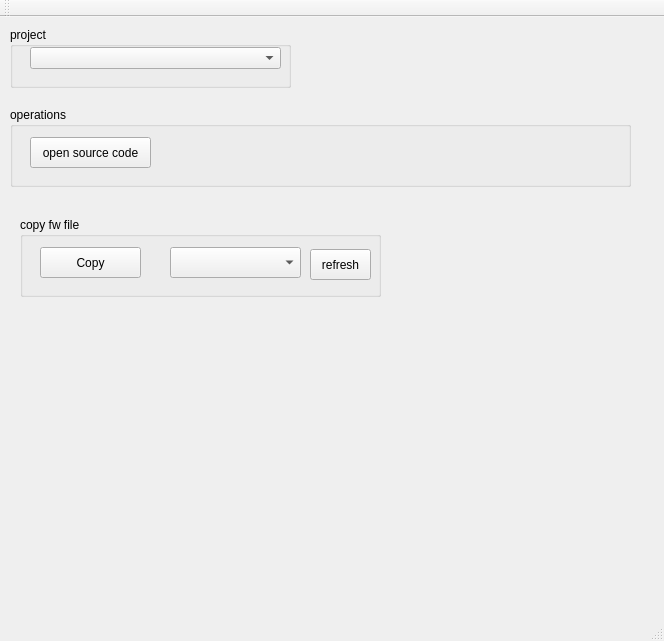
Old version of the form qf_pc_assistant/mainwindow.ui in the repository qingfengforum/qf_pc_assistant.
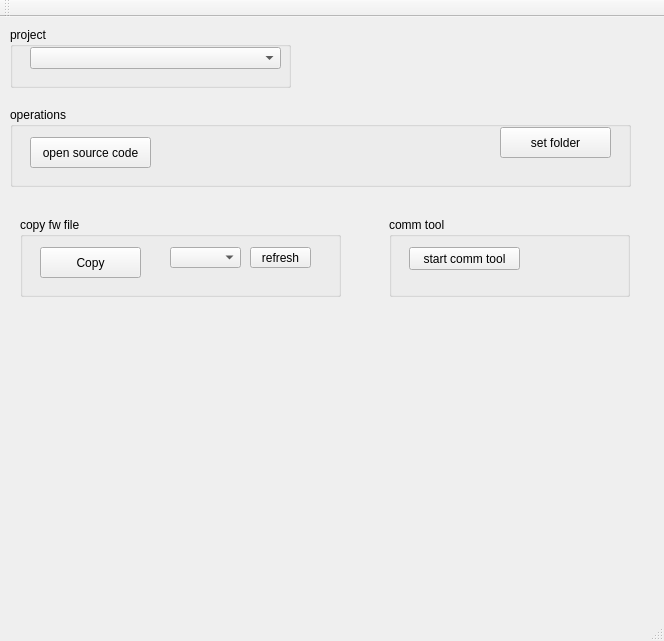
New version of the form.

Commit message: - sync hide windows to the side.

Patch:
```diff
--- a/qf_pc_assistant/mainwindow.ui
+++ b/qf_pc_assistant/mainwindow.ui
@@ -62,13 +62,26 @@
       <string>open source code</string>
      </property>
     </widget>
+    <widget class="QPushButton" name="pushButton_setFolder">
+     <property name="geometry">
+      <rect>
+       <x>490</x>
+       <y>20</y>
+       <width>111</width>
+       <height>31</height>
+      </rect>
+     </property>
+     <property name="text">
+      <string>set folder</string>
+     </property>
+    </widget>
    </widget>
    <widget class="QGroupBox" name="groupBox_3">
     <property name="geometry">
      <rect>
       <x>20</x>
       <y>200</y>
-      <width>361</width>
+      <width>321</width>
       <height>80</height>
      </rect>
     </property>
@@ -93,18 +106,18 @@
       <rect>
        <x>150</x>
        <y>30</y>
-       <width>131</width>
-       <height>31</height>
+       <width>71</width>
+       <height>21</height>
       </rect>
      </property>
     </widget>
     <widget class="QPushButton" name="pushButton_refreshDrives">
      <property name="geometry">
       <rect>
-       <x>290</x>
-       <y>32</y>
+       <x>230</x>
+       <y>30</y>
        <width>61</width>
-       <height>31</height>
+       <height>21</height>
       </rect>
      </property>
      <property name="text">
@@ -112,6 +125,32 @@
      </property>
     </widget>
    </widget>
+   <widget class="QGroupBox" name="groupBox_4">
+    <property name="geometry">
+     <rect>
+      <x>389</x>
+      <y>200</y>
+      <width>241</width>
+      <height>80</height>
+     </rect>
+    </property>
+    <property name="title">
+     <string>comm tool</string>
+    </property>
+    <widget class="QPushButton" name="pushButton_startCommTool">
+     <property name="geometry">
+      <rect>
+       <x>20</x>
+       <y>30</y>
+       <width>111</width>
+       <height>23</height>
+      </rect>
+     </property>
+     <property name="text">
+      <string>start comm tool</string>
+     </property>
+    </widget>
+   </widget>
   </widget>
   <widget class="QMenuBar" name="menuBar">
    <property name="geometry">
```
The commit also changes 7 other files.
